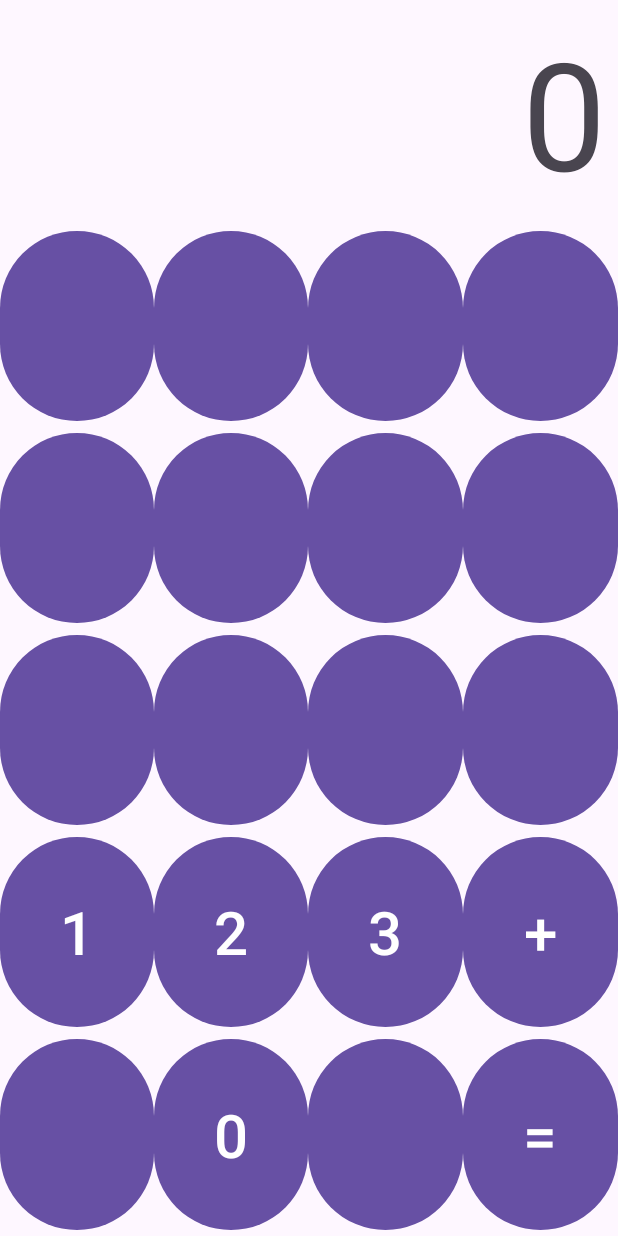
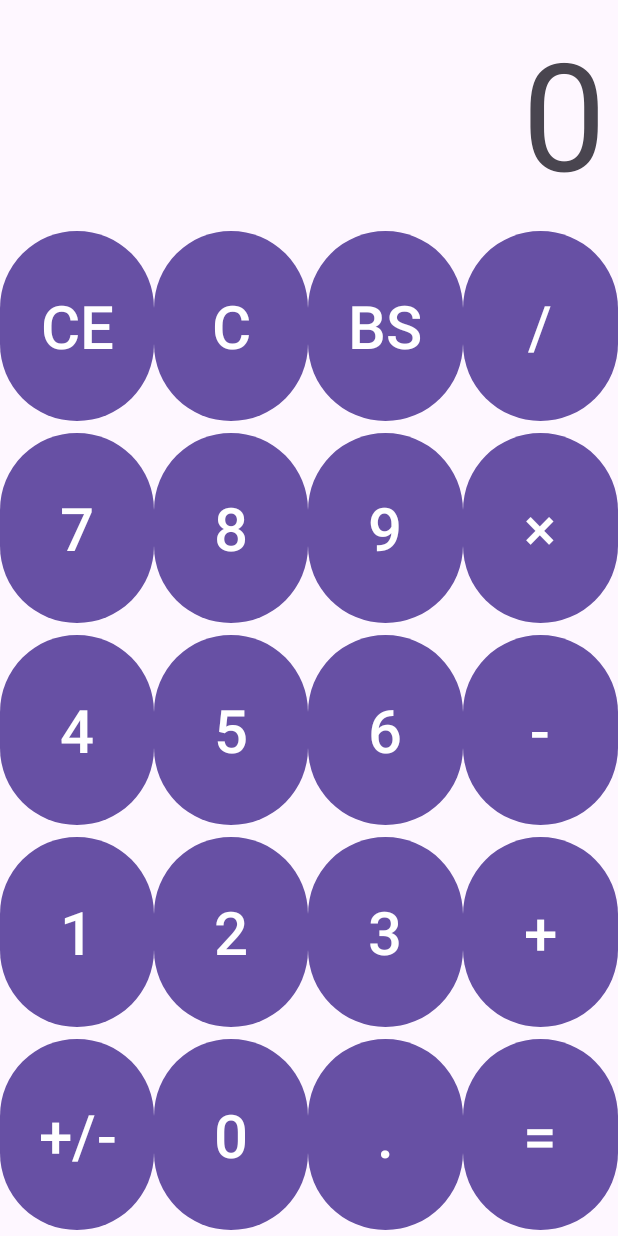
Before and after one commit to laserene/kotlin_MobileProgramming-Weekly-Labs, an Android app: the screen it shows after launch (MainActivity), on a phone screen of 412 x 824 dp. Run offline under Robolectric (Android 15) with nearby library versions, the phone set to English and light mode, and no system bars; 1 statement that could not run was skipped.

Commit message:
add text to button

```diff
--- a/Lab6-Calculator/app/src/main/res/layout/activity_main.xml
+++ b/Lab6-Calculator/app/src/main/res/layout/activity_main.xml
@@ -20,19 +20,27 @@
         <Button
             android:layout_width="0dp"
             android:layout_height="match_parent"
-            android:layout_weight="1"/>
+            android:layout_weight="1"
+            android:text="CE"
+            android:textSize="40sp"/>
         <Button
             android:layout_width="0dp"
             android:layout_height="match_parent"
-            android:layout_weight="1"/>
+            android:layout_weight="1"
+            android:text="C"
+            android:textSize="40sp"/>
         <Button
             android:layout_width="0dp"
             android:layout_height="match_parent"
-            android:layout_weight="1"/>
+            android:layout_weight="1"
+            android:text="BS"
+            android:textSize="40sp"/>
         <Button
             android:layout_width="0dp"
             android:layout_height="match_parent"
-            android:layout_weight="1"/>
+            android:layout_weight="1"
+            android:text="/"
+            android:textSize="40sp"/>
     </LinearLayout>
 
     <LinearLayout
@@ -42,19 +50,27 @@
         <Button
             android:layout_width="0dp"
             android:layout_height="match_parent"
-            android:layout_weight="1"/>
+            android:layout_weight="1"
+            android:text="7"
+            android:textSize="40sp"/>
         <Button
             android:layout_width="0dp"
             android:layout_height="match_parent"
-            android:layout_weight="1"/>
+            android:layout_weight="1"
+            android:text="8"
+            android:textSize="40sp"/>
         <Button
             android:layout_width="0dp"
             android:layout_height="match_parent"
-            android:layout_weight="1"/>
+            android:layout_weight="1"
+            android:text="9"
+            android:textSize="40sp"/>
         <Button
             android:layout_width="0dp"
             android:layout_height="match_parent"
-            android:layout_weight="1"/>
+            android:layout_weight="1"
+            android:text="×"
+            android:textSize="40sp"/>
     </LinearLayout>
 
     <LinearLayout
@@ -64,19 +80,27 @@
         <Button
             android:layout_width="0dp"
             android:layout_height="match_parent"
-            android:layout_weight="1"/>
+            android:layout_weight="1"
+            android:text="4"
+            android:textSize="40sp"/>
         <Button
             android:layout_width="0dp"
             android:layout_height="match_parent"
-            android:layout_weight="1"/>
+            android:layout_weight="1"
+            android:text="5"
+            android:textSize="40sp"/>
         <Button
             android:layout_width="0dp"
             android:layout_height="match_parent"
-            android:layout_weight="1"/>
+            android:layout_weight="1"
+            android:text="6"
+            android:textSize="40sp"/>
         <Button
             android:layout_width="0dp"
             android:layout_height="match_parent"
-            android:layout_weight="1"/>
+            android:layout_weight="1"
+            android:text="-"
+            android:textSize="40sp"/>
     </LinearLayout>
 
     <LinearLayout
@@ -120,7 +144,9 @@
         <Button
             android:layout_width="0dp"
             android:layout_height="match_parent"
-            android:layout_weight="1"/>
+            android:layout_weight="1"
+            android:text="+/-"
+            android:textSize="40sp"/>
         <Button
             android:id="@+id/btn0"
             android:layout_width="0dp"
@@ -131,7 +157,9 @@
         <Button
             android:layout_width="0dp"
             android:layout_height="match_parent"
-            android:layout_weight="1"/>
+            android:layout_weight="1"
+            android:text="."
+            android:textSize="40sp"/>
         <Button
             android:id="@+id/btnEqual"
             android:layout_width="0dp"
```
